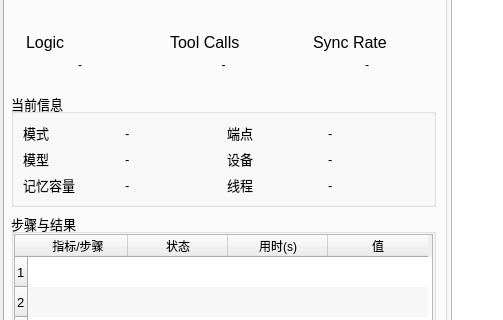
Old version of the form src/expend/expend.ui in the repository ylsdamxssjxxdd/eva; both pictures show x 0 to 503 and y 89 to 409 of the 883 by 605 pixel window.
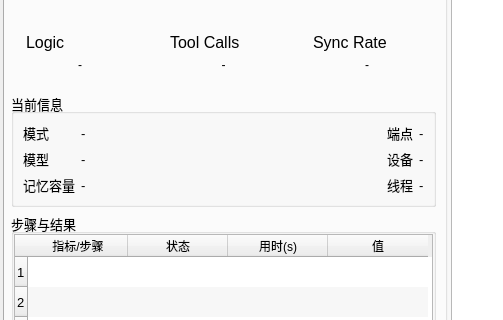
New version of the form. The open tabs and pages were chosen to show the change. Custom widgets are drawn as their Qt base class.

```diff
--- a/src/expend/expend.ui
+++ b/src/expend/expend.ui
@@ -565,7 +565,19 @@
               </widget>
              </item>
              <item row="1" column="1">
-              <widget class="QLabel" name="eval_model_value">
+              <widget class="ElideLabel" name="eval_model_value">
+               <property name="sizePolicy">
+                <sizepolicy hsizetype="Expanding" vsizetype="Preferred">
+                 <horstretch>1</horstretch>
+                 <verstretch>0</verstretch>
+                </sizepolicy>
+               </property>
+               <property name="minimumSize">
+                <size>
+                 <width>0</width>
+                 <height>0</height>
+                </size>
+               </property>
                <property name="maximumSize">
                 <size>
                  <width>16777215</width>
@@ -3393,6 +3405,11 @@
    <extends>QPlainTextEdit</extends>
    <header>src/utils/evallogedit.h</header>
   </customwidget>
+  <customwidget>
+   <class>ElideLabel</class>
+   <extends>QLabel</extends>
+   <header>src/utils/elidelabel.h</header>
+  </customwidget>
   <customwidget>
    <class>FlowProgressBar</class>
    <extends>QProgressBar</extends>
```
Lines whose indentation alone changed are shown as unchanged.
